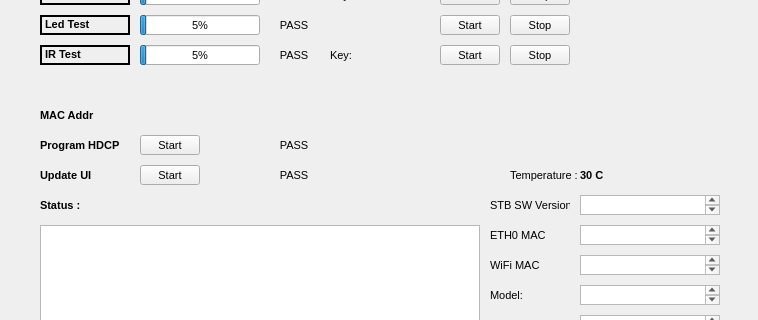
Before: the Qt Designer form skqt.ui in gpsri/skedyes, drawn with Qt 5; both pictures show x 0 to 758 and y 345 to 665 of the 1024 by 768 pixel window.
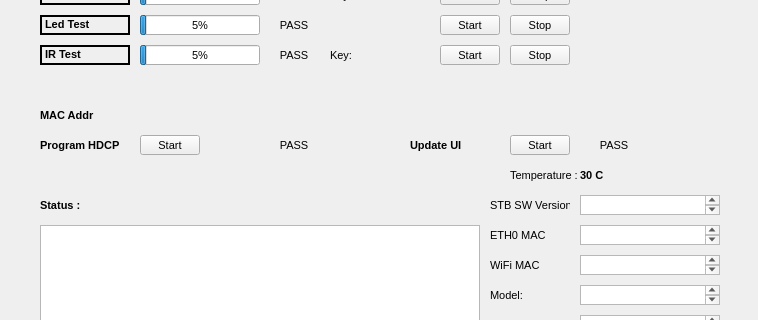
After: the same form once the commit is applied.

Commit message: [Fixed]hdd test sequence [Edit]ui display

The edit to the form file:
```diff
--- a/skqt.ui
+++ b/skqt.ui
@@ -1181,8 +1181,8 @@
   <widget class="QLabel" name="handleAppSwUpdate">
    <property name="geometry">
     <rect>
-     <x>40</x>
-     <y>510</y>
+     <x>410</x>
+     <y>480</y>
      <width>90</width>
      <height>20</height>
     </rect>
@@ -1219,8 +1219,8 @@
   <widget class="QPushButton" name="uiUpdateStartButton">
    <property name="geometry">
     <rect>
-     <x>140</x>
-     <y>510</y>
+     <x>510</x>
+     <y>480</y>
      <width>60</width>
      <height>20</height>
     </rect>
@@ -1638,8 +1638,8 @@
   <widget class="QLabel" name="uiUpgradeResult">
    <property name="geometry">
     <rect>
-     <x>270</x>
-     <y>510</y>
+     <x>590</x>
+     <y>480</y>
      <width>48</width>
      <height>20</height>
     </rect>
```
The commit also changes 2 other files.
